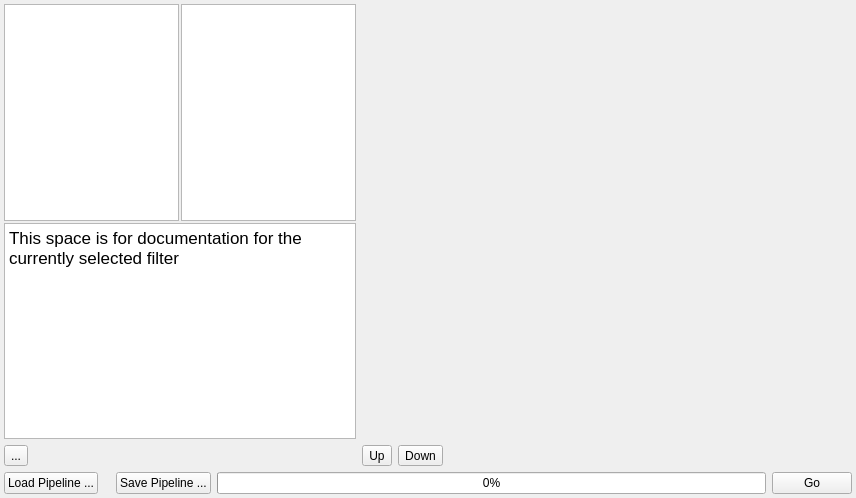
Before: the Qt Designer form Source/Plugins/PipelineBuilder/UI/PipelineBuilderWidget.ui in BlueQuartzSoftware/DREAM3D, drawn with Qt 5.
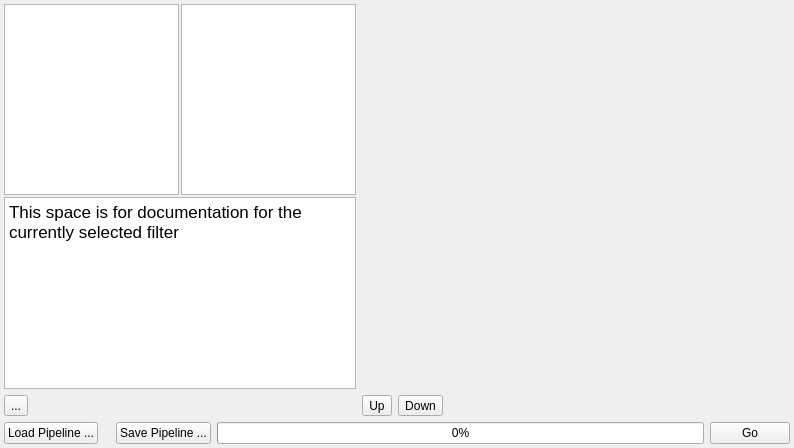
After: the same form once the commit is applied. Custom widgets are drawn as their Qt base class.

Commit message: Completing the implementation of saving the pipeline to a file for later use. Updated the look of each Filter Widget that shows up in the Pipeline Builder Gui. We now use a background image and thinner border along with a more defined gradient across teh widget itself to give each widget some depth.

What changed in the file:
```diff
--- a/Source/Plugins/PipelineBuilder/UI/PipelineBuilderWidget.ui
+++ b/Source/Plugins/PipelineBuilder/UI/PipelineBuilderWidget.ui
@@ -6,8 +6,8 @@
    <rect>
     <x>0</x>
     <y>0</y>
-    <width>856</width>
-    <height>498</height>
+    <width>794</width>
+    <height>448</height>
    </rect>
   </property>
   <property name="windowTitle">
@@ -220,6 +220,9 @@
        <height>0</height>
       </size>
      </property>
+     <property name="styleSheet">
+      <string notr="true"/>
+     </property>
      <property name="frameShape">
       <enum>QFrame::NoFrame</enum>
      </property>
```
Left out of the diff: 2 changed lines with no effect on the pictures. The commit also changes 10 other files.
